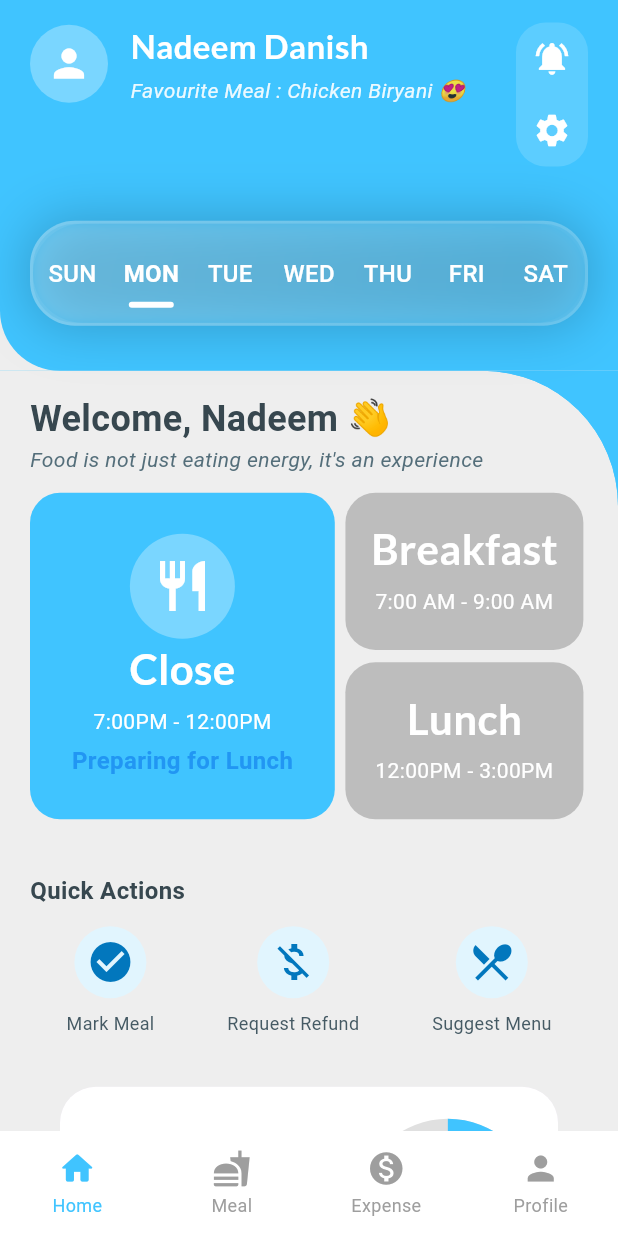
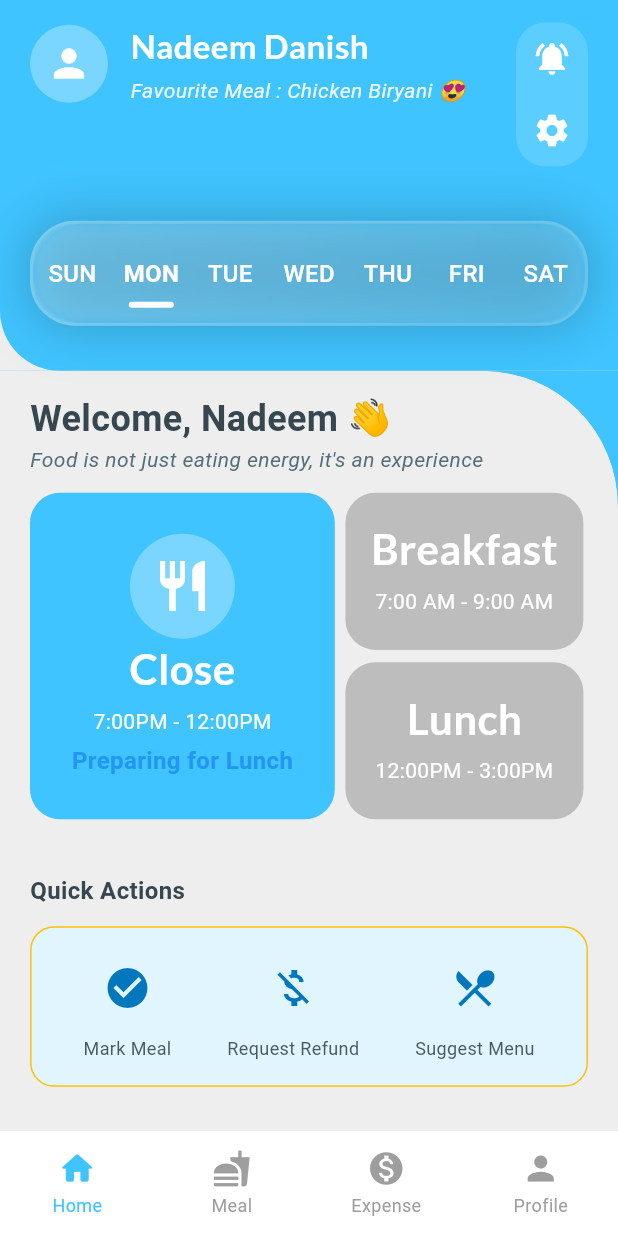
Before and after one commit to Danish9111/mess, a Flutter app: the screen it shows once a user with an empty profile is signed in, on a phone screen of 412 x 824 dp. Run offline on Flutter 3.47's test engine with Material 3 defaults, Android fonts, the phone set to English and light mode, and no system bars; drawn by our look-alikes of persistent_bottom_nav_bar; our stand-ins replace cloud_firestore, firebase_auth, firebase_core, flutter_rating_bar, flutter_riverpod, google_fonts and 2 more; accounts and stored records are empty.

Commit message:
Refactor quick actions layout in DashboardBody; improve styling and structure for better UI consistency

```diff
--- a/lib/screens/dashboard_screen/dashboard_ui/dashboard_body.dart
+++ b/lib/screens/dashboard_screen/dashboard_ui/dashboard_body.dart
@@ -102,7 +102,13 @@
               color: Colors.blueGrey[800],
             )),
         const SizedBox(height: 12),
-        Row(
+        Container(
+          decoration: BoxDecoration(
+              color: Colors.lightBlue[50],
+              borderRadius: BorderRadius.circular(16),
+              border: Border.all(color: Colors.amber, width: 1)),
+          padding: const EdgeInsets.all(16),
+          child: Row(
             mainAxisAlignment: MainAxisAlignment.spaceAround,
             children: actions.map((action) {
               return Column(
@@ -121,10 +127,12 @@
                   ),
                   const SizedBox(height: 8),
                   Text(action['label'] as String,
-                    style: TextStyle(fontSize: 12, color: Colors.blueGrey[700]))
+                      style:
+                          TextStyle(fontSize: 12, color: Colors.blueGrey[700]))
                 ],
               );
             }).toList(),
+          ),
         ),
       ],
     );
```
Lines whose indentation alone changed are shown as unchanged.
